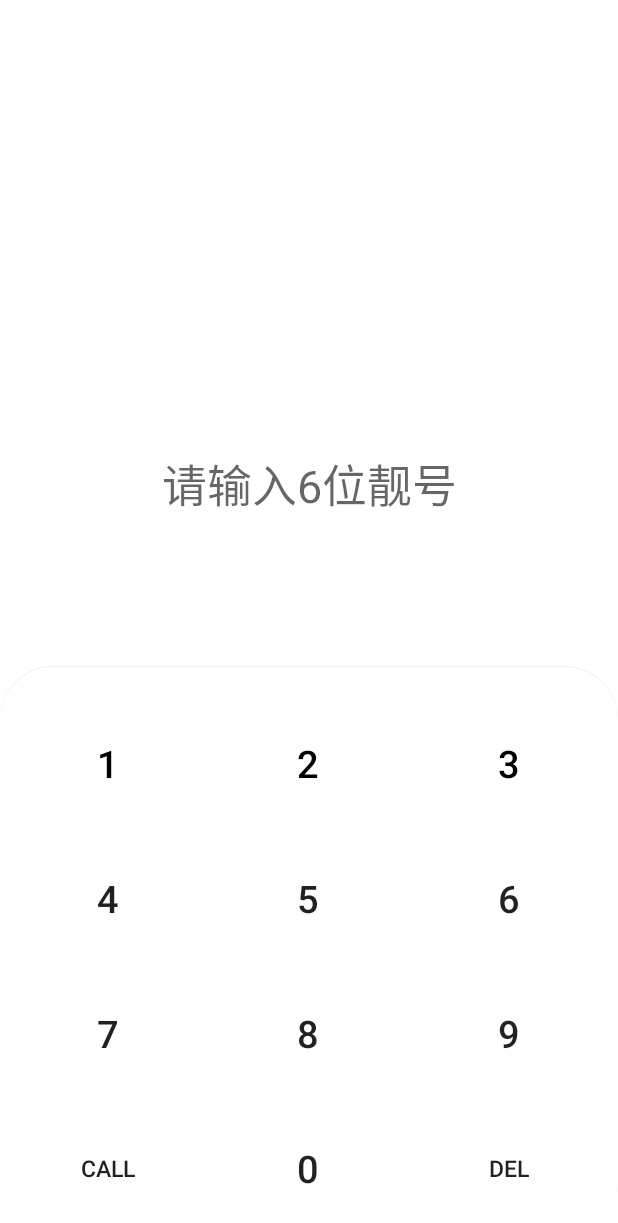
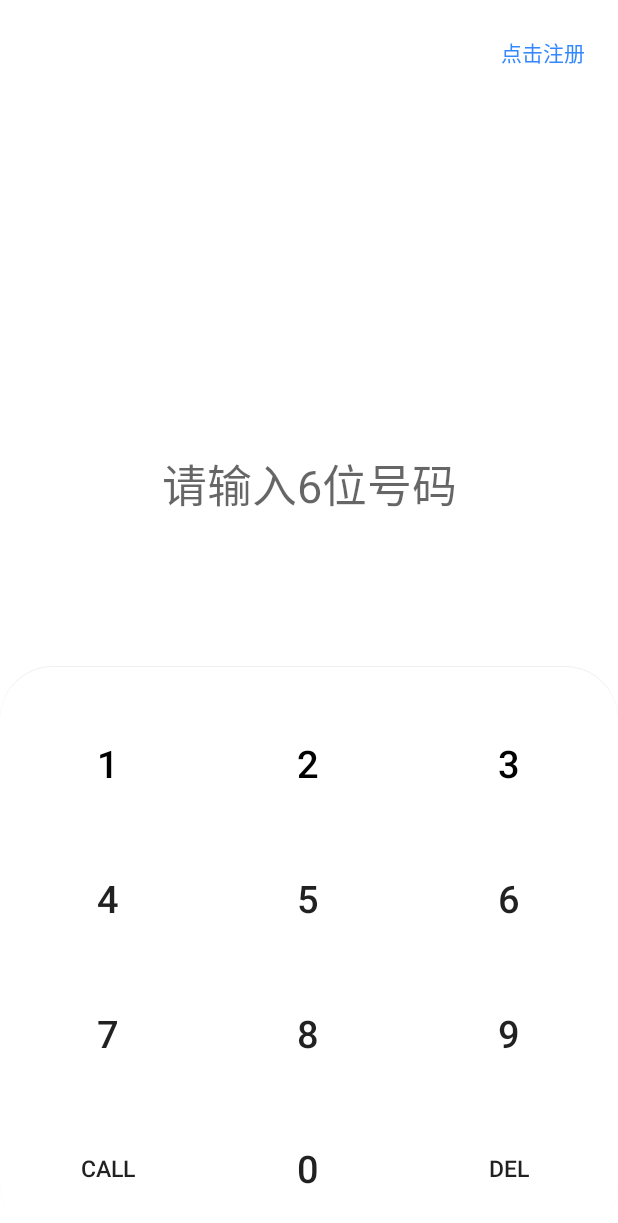
Before and after one commit to haojiangbo/imeeting, an Android app: the screen it shows after launch (MainActivity), on a phone screen of 412 x 824 dp. Shown: the top 1223 px of the screen. Run offline under Robolectric (Android 15) with nearby library versions, the phone set to English and light mode, and no system bars; libraries missing offline, so code that uses them is left out: io.netty.buffer, io.netty.channel; 1 statement that could not run was skipped.

Commit message:
样式修改

```diff
--- a/app/src/main/res/layout/activity_main.xml
+++ b/app/src/main/res/layout/activity_main.xml
@@ -43,6 +43,20 @@
         android:onClick="onClick"
         />
 
+    <!--注册号码-->
+    <TextView
+        android:id="@+id/register_number"
+        android:layout_alignParentTop="true"
+        android:layout_alignParentRight="true"
+        android:layout_width="100dp"
+        android:layout_height="70dp"
+        android:background="@color/white"
+        android:gravity="center"
+        android:textColor="@color/lanse"
+        android:text="点击注册"
+        android:onClick="onClick"
+        />
+
 
 
     <TextView
@@ -51,7 +65,7 @@
         android:layout_marginTop="300dp"
         android:textSize="30dp"
         android:gravity="center"
-        android:hint="请输入6位靓号"
+        android:hint="请输入6位号码"
         android:layout_width="match_parent"
         android:layout_height="wrap_content">
 
```
Also changed, not shown: app/src/main/AndroidManifest.xml (+7 -6 lines), app/src/main/java/com/haojiangbo/ndkdemo/MainActivity.java (+5 -3 lines), app/src/main/java/com/haojiangbo/ndkdemo/RigisterNumber.java (added, +30 -0 lines), app/src/main/res/layout/activity_rigister_number.xml (added, +36 -0 lines), app/src/main/res/drawable/log.png (added).
